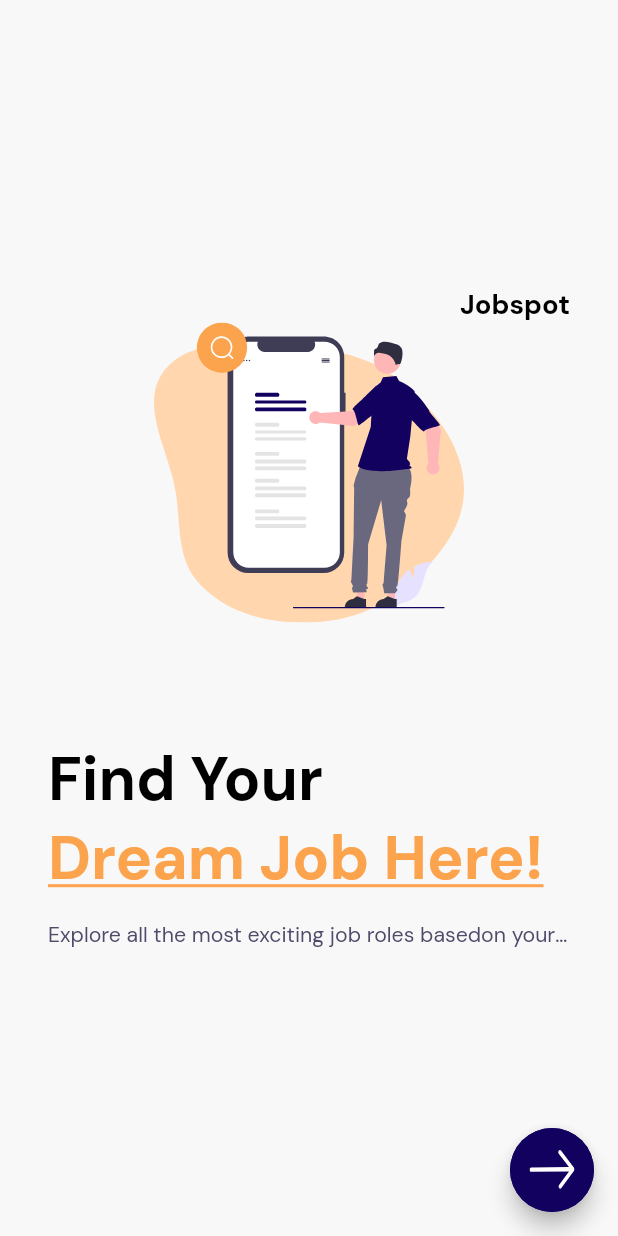
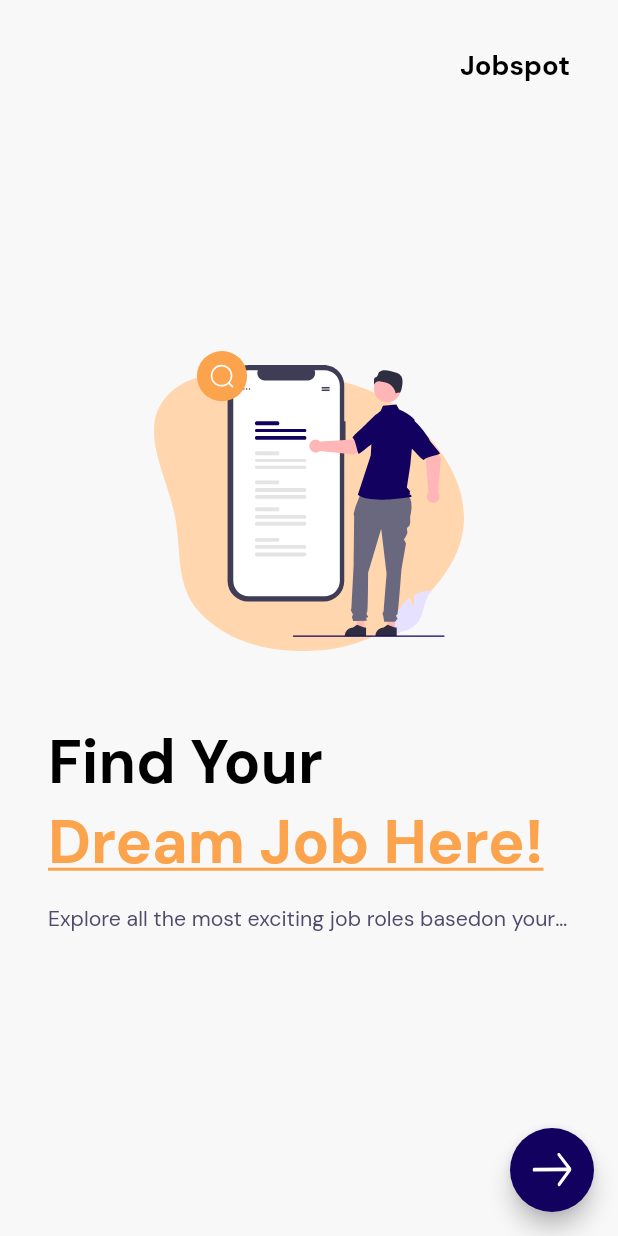
Before and after one commit to Sproute777/flutter_jbfinder, a Flutter app: the screen it shows after launch, after a tap on "Splash Screen", on a phone screen of 412 x 824 dp. Run offline on Flutter 3.47's test engine with Material 2 defaults, Android fonts, the phone set to English and light mode, and no system bars; our stand-ins replace cached_network_image, flutter_svg.

Commit message:
some loayote

```diff
--- a/lib/login/view/login_screen.dart
+++ b/lib/login/view/login_screen.dart
@@ -21,6 +21,8 @@ class LoginScreen extends StatelessWidget {
 
   @override
   Widget build(BuildContext context) {
+    // final size = MediaQuery.of(context).size;
+    // final isLarge = size.height > 640;
     return ScrollScaffold(
       body: Container(
         width: double.maxFinite,
@@ -189,8 +191,7 @@ class LoginScreen extends StatelessWidget {
                     ),
                     TextSpan(
                       text: "Sign up",
-                          style:
-                              CustomTextStyles.bodySmallErrorContainer.copyWith(
+                      style: CustomTextStyles.bodySmallErrorContainer.copyWith(
                         decoration: TextDecoration.underline,
                       ),
                     ),
@@ -202,7 +203,6 @@ class LoginScreen extends StatelessWidget {
           ],
         ),
       ),
-
     );
   }
 }
--- a/lib/login/view/splash_screen.dart
+++ b/lib/login/view/splash_screen.dart
@@ -1,7 +1,6 @@
 import 'package:flutter/material.dart';
 import 'package:flutter_svg/svg.dart';
 import 'package:jobfinder_figma_pro_v2/core/app_export.dart';
-import 'package:jobfinder_figma_pro_v2/widgets/custom_floating_button.dart';
 import 'package:jobfinder_ui/jobfinder_ui.dart';
 
 import '../../app/widgets/scroll_scaffold.dart';
@@ -14,27 +13,29 @@ class SplashScreen extends StatelessWidget {
 
   @override
   Widget build(BuildContext context) {
-    return ScrollScaffold(
-      body: Container(
+    return SafeArea(
+      child: Stack(
+        children: [
+          Positioned.fill(
+            child: SafeArea(
+              child: Scaffold(
+                backgroundColor: PrimaryColors.gray50,
+                body: Center(
+                  child: SingleChildScrollView(
+                    child: Container(
                       width: double.maxFinite,
                       padding: EdgeInsets.only(
                         left: 32,
+                        top: 24,
+                        bottom: 24,
                         right: 32,
                       ),
                       child: Column(
-          // mainAxisSize: MainAxisSize.min,
+                        mainAxisSize: MainAxisSize.min,
                         crossAxisAlignment: CrossAxisAlignment.start,
                         mainAxisAlignment: MainAxisAlignment.start,
                         children: [
-            Align(
-              alignment: Alignment.centerRight,
-              child: Text(
-                "Jobspot",
-                overflow: TextOverflow.ellipsis,
-                textAlign: TextAlign.left,
-                style: theme.textTheme.titleMedium,
-              ),
-            ),
+                          SizedBox(height: 32),
                           Center(
                             child: SizedBox(
                               height: 200,
@@ -46,7 +47,7 @@ class SplashScreen extends StatelessWidget {
                               ),
                             ),
                           ),
-            SizedBox(height: 78),
+                          SizedBox(height: 48),
                           RichText(
                             text: TextSpan(
                               children: [
@@ -56,7 +57,9 @@ class SplashScreen extends StatelessWidget {
                                 ),
                                 TextSpan(
                                   text: "Dream Job Here!",
-                    style: CustomTextStyles.displayMediumOrangeA200.copyWith(
+                                  style: CustomTextStyles
+                                      .displayMediumOrangeA200
+                                      .copyWith(
                                     decoration: TextDecoration.underline,
                                   ),
                                 ),
@@ -74,15 +77,42 @@ class SplashScreen extends StatelessWidget {
                         ],
                       ),
                     ),
-      floatingActionButton: CustomFloatingButton(
-        height: 60,
-        width: 60,
+                  ),
+                ),
+                floatingActionButton: FloatingActionButton(
+                  shape: CircleBorder(),
                   backgroundColor: PrimaryColors.indigo900,
-        child: CustomImageView(
-          svgPath: ImageConstant.imgArrowright,
-          height: 30.0,
-          width: 30.0,
+                  onPressed: () {},
+                  child: SizedBox.square(
+                    dimension: 60,
+                    child: Padding(
+                      padding: EdgeInsets.all(15),
+                      child: SvgPicture.asset(
+                        ImageConstant.imgArrowright,
                       ),
+                    ),
+                  ),
+                ),
+              ),
+            ),
+          ),
+          Positioned(
+            child: SafeArea(
+              child: Align(
+                alignment: Alignment.topRight,
+                child: Padding(
+                  padding: const EdgeInsets.only(top: 32, right: 32),
+                  child: Text(
+                    "Jobspot",
+                    overflow: TextOverflow.ellipsis,
+                    textAlign: TextAlign.left,
+                    style: theme.textTheme.titleMedium,
+                  ),
+                ),
+              ),
+            ),
+          ),
+        ],
       ),
     );
   }
--- a/lib/widgets/custom_floating_button.dart
+++ b/lib/widgets/custom_floating_button.dart
@@ -2,67 +2,67 @@ import 'package:flutter/material.dart';
 import 'package:jobfinder_figma_pro_v2/core/app_export.dart';
 import 'package:jobfinder_ui/jobfinder_ui.dart';
 
-class CustomFloatingButton extends StatelessWidget {
-  CustomFloatingButton({
-    Key? key,
-    this.alignment,
-    this.margin,
-    this.backgroundColor,
-    this.onTap,
-    this.width,
-    this.height,
-    this.decoration,
-    this.child,
-  }) : super(
-          key: key,
-        );
+// class CustomFloatingButton extends StatelessWidget {
+//   CustomFloatingButton({
+//     Key? key,
+//     this.alignment,
+//     this.margin,
+//     this.backgroundColor,
+//     this.onTap,
+//     this.width,
+//     this.height,
+//     this.decoration,
+//     this.child,
+//   }) : super(
+//           key: key,
+//         );
 
-  final Alignment? alignment;
+//   final Alignment? alignment;
 
-  final EdgeInsetsGeometry? margin;
+//   final EdgeInsetsGeometry? margin;
 
-  final Color? backgroundColor;
+//   final Color? backgroundColor;
 
-  final VoidCallback? onTap;
+//   final VoidCallback? onTap;
 
-  final double? width;
+//   final double? width;
 
-  final double? height;
+//   final double? height;
 
-  final BoxDecoration? decoration;
+//   final BoxDecoration? decoration;
 
-  final Widget? child;
+//   final Widget? child;
 
-  @override
-  Widget build(BuildContext context) {
-    return alignment != null
-        ? Align(
-            alignment: alignment ?? Alignment.center,
-            child: fabWidget,
-          )
-        : fabWidget;
-  }
+//   @override
+//   Widget build(BuildContext context) {
+//     return alignment != null
+//         ? Align(
+//             alignment: alignment ?? Alignment.center,
+//             child: fabWidget,
+//           )
+//         : fabWidget;
+//   }
 
-  Widget get fabWidget => Padding(
-        padding: margin ?? EdgeInsets.zero,
-        child: FloatingActionButton(
-          backgroundColor: backgroundColor,
-          onPressed: onTap,
-          child: Container(
-            alignment: Alignment.center,
-            width: getSize(width ?? 0),
-            height: getSize(height ?? 0),
-            decoration: decoration ??
-                BoxDecoration(
-                  color: PrimaryColors.indigo900,
-                  borderRadius: BorderRadius.circular(
-                    getHorizontalSize(
-                      30.00,
-                    ),
-                  ),
-                ),
-            child: child,
-          ),
-        ),
-      );
-}
+//   Widget get fabWidget => Padding(
+//         padding: margin ?? EdgeInsets.zero,
+//         child: FloatingActionButton(
+//           backgroundColor: backgroundColor,
+//           onPressed: onTap,
+//           child: Container(
+//             alignment: Alignment.center,
+//             width: getSize(width ?? 0),
+//             height: getSize(height ?? 0),
+//             decoration: decoration ??
+//                 BoxDecoration(
+//                   color: PrimaryColors.indigo900,
+//                   borderRadius: BorderRadius.circular(
+//                     getHorizontalSize(
+//                       30.00,
+//                     ),
+//                   ),
+//                 ),
+//             child: child,
+//           ),
+//         ),
+//       );
+// }
```
Lines whose indentation alone changed are shown as unchanged.
